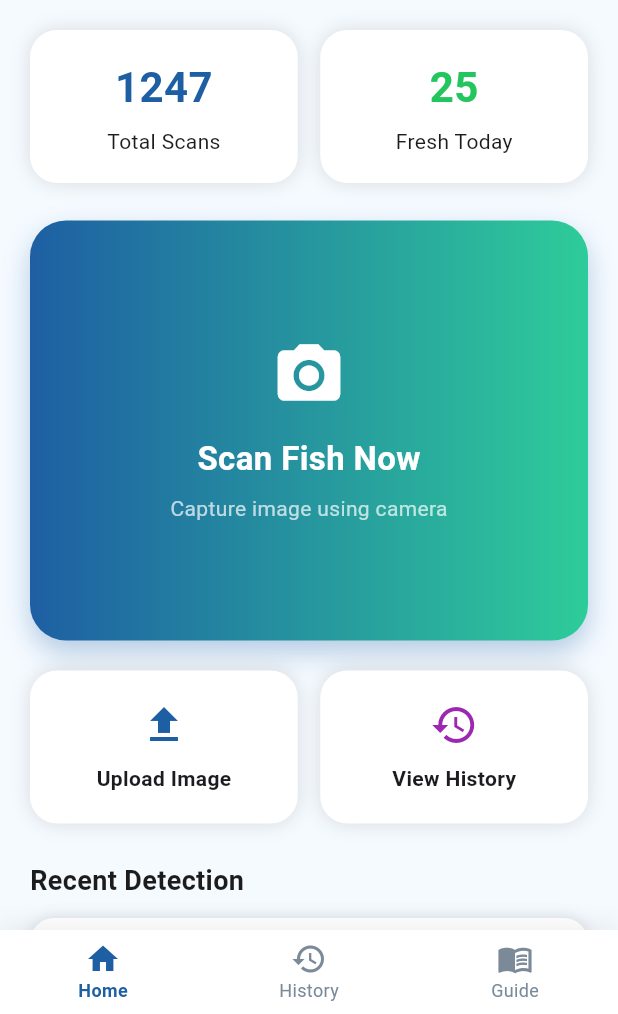
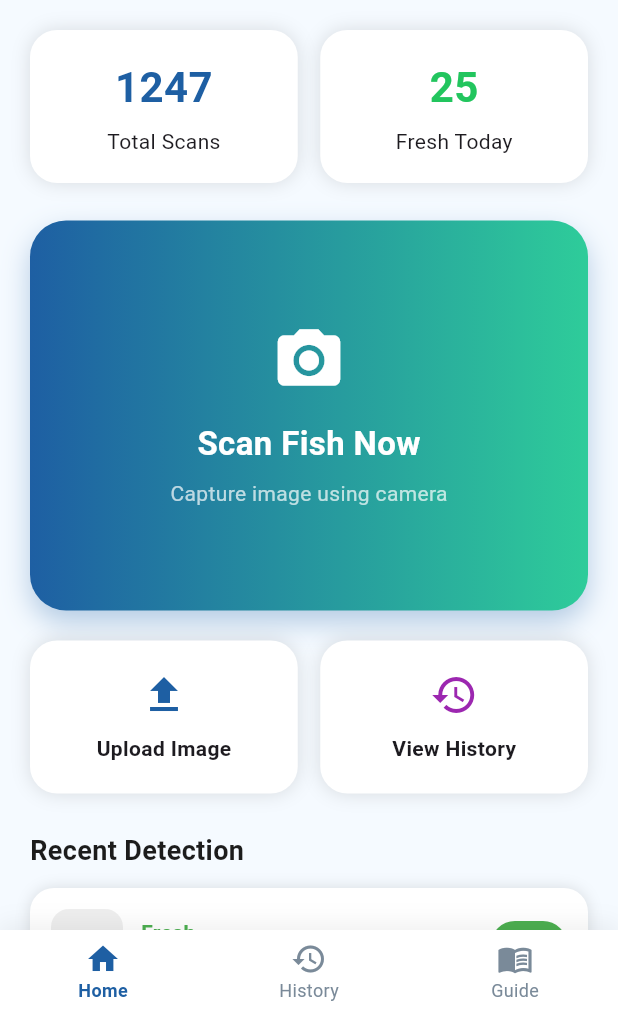
Before and after one commit to Amna-Liaqat-Ali/Finalyze, a Flutter app: the screen it shows after launch, on a phone screen of 412 x 824 dp, the part 222-1236 px from its top. Run offline on Flutter 3.47's test engine with Material 3 defaults, Android fonts, the phone set to English and light mode, and no system bars; our stand-ins replace image_picker.

Commit message:
fixed height of scan box

```diff
--- a/lib/screens/home/widgets/image_preview_card.dart
+++ b/lib/screens/home/widgets/image_preview_card.dart
@@ -39,7 +39,7 @@ class ImagePreviewCard extends StatelessWidget {
             borderRadius: const BorderRadius.vertical(top: Radius.circular(24)),
             child: Image.file(
               image,
-              height: 220,
+              height: 260,
               width: double.infinity,
               fit: BoxFit.cover,
             ),
--- a/lib/screens/home/widgets/scan_card.dart
+++ b/lib/screens/home/widgets/scan_card.dart
@@ -12,7 +12,7 @@ class ScanCard extends StatelessWidget {
     return GestureDetector(
       onTap: onScan,
       child: Container(
-        height: 280,
+        height: 260,
         width: double.infinity,
         decoration: BoxDecoration(
           borderRadius: BorderRadius.circular(24),
```
